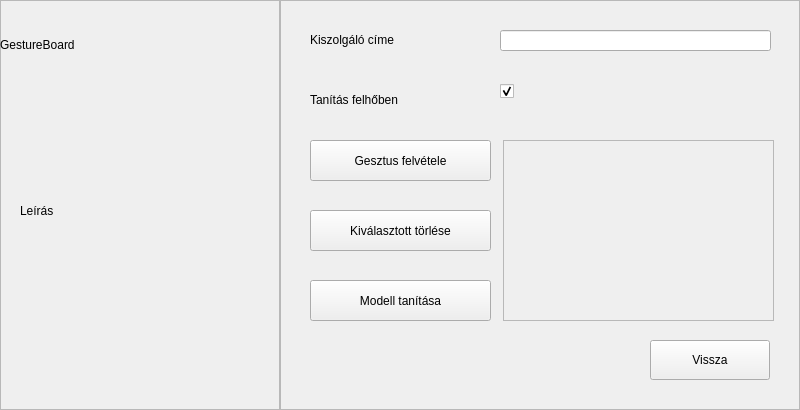
First picture: the form in App/Views/trainOptionsForm.ui, repository Excal21/GestureBoard, before the edit.
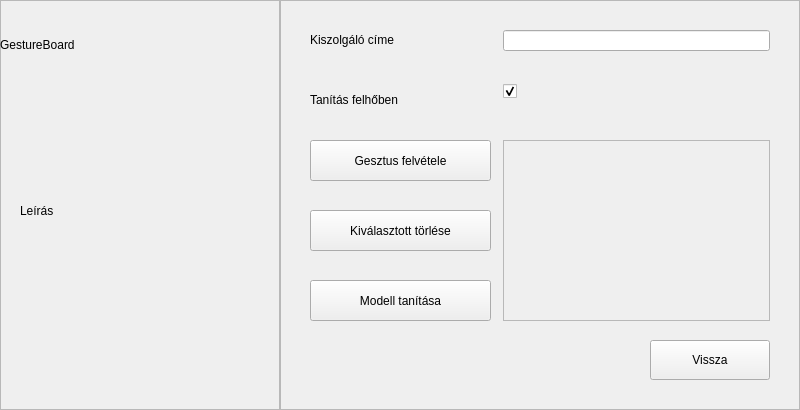
Second picture: the form after the edit.

Commit message:
GUI finomítva
A margók finomabb beállításával szebb lett a hozzárendelésmenü. Kikerül az alaphelyzet gomb, mert 5-6 kattintás miatt fölöslegessé vált.

```diff
--- a/App/Views/trainOptionsForm.ui
+++ b/App/Views/trainOptionsForm.ui
@@ -89,9 +89,9 @@
    <widget class="QLineEdit" name="txtinputServer">
     <property name="geometry">
      <rect>
-      <x>220</x>
+      <x>223</x>
       <y>30</y>
-      <width>271</width>
+      <width>267</width>
       <height>21</height>
      </rect>
     </property>
@@ -140,7 +140,7 @@
      <rect>
       <x>223</x>
       <y>140</y>
-      <width>271</width>
+      <width>267</width>
       <height>181</height>
      </rect>
     </property>
@@ -152,7 +152,7 @@
       <rect>
        <x>0</x>
        <y>0</y>
-       <width>269</width>
+       <width>265</width>
        <height>179</height>
       </rect>
      </property>
@@ -187,7 +187,7 @@
    <widget class="QCheckBox" name="checkCloud">
     <property name="geometry">
      <rect>
-      <x>220</x>
+      <x>223</x>
       <y>80</y>
       <width>61</width>
       <height>22</height>
```
The commit also changes 6 other files.
